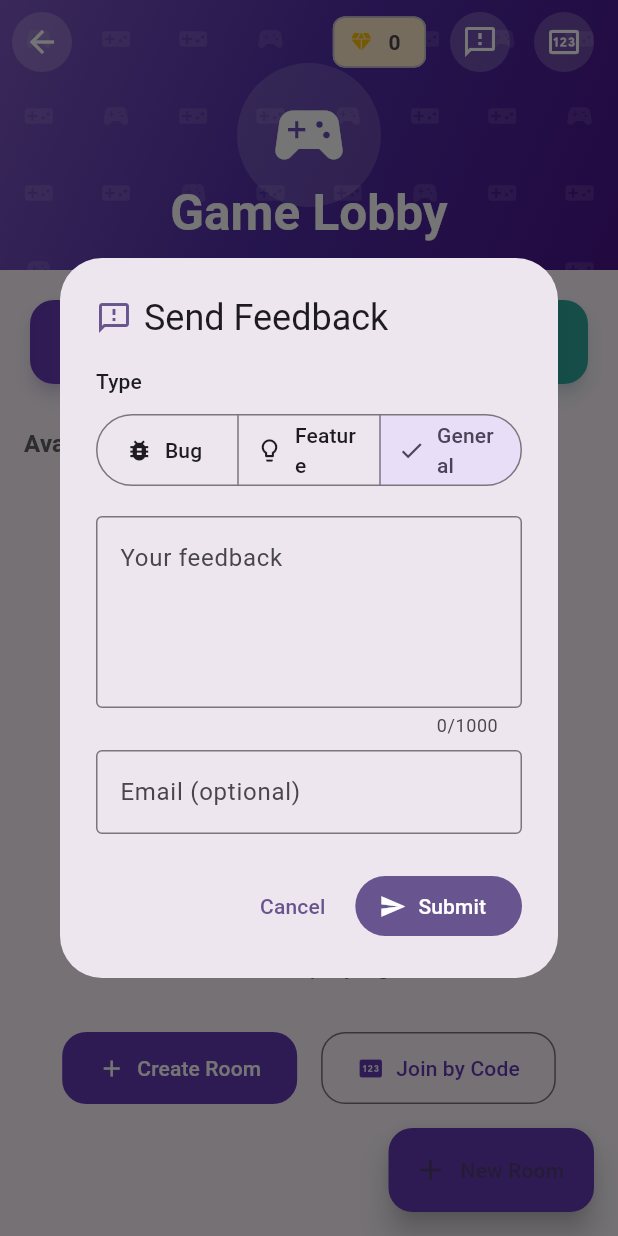
After one commit to timecapsulellc/clubroyale-, a Flutter app: the LobbyScreen screen opened by its route, after a tap on the "feedback" icon, on a phone screen of 412 x 824 dp. The commit adds this screen. Run offline on Flutter 3.47's test engine with Material 3 defaults, Android fonts, the light colour scheme and no system bars; drawn by our look-alikes of flutter_animate; our stand-ins replace audioplayers, cloud_firestore, cloud_functions, firebase_analytics, firebase_auth, firebase_core and 8 more; missing offline and left inert: flutter_webrtc, livekit_client, purchases_flutter; accounts and stored records are empty.

Commit message:
Add store assets, analytics, feedback system, and update app icons

```diff
--- /dev/null
+++ b/lib/core/services/feedback_service.dart
@@ -0,0 +1,51 @@
+import 'package:cloud_firestore/cloud_firestore.dart';
+import 'package:firebase_auth/firebase_auth.dart';
+
+/// Types of feedback that users can submit
+enum FeedbackType {
+  bug,
+  feature,
+  general,
+}
+
+/// Service for collecting and storing user feedback
+class FeedbackService {
+  static final FeedbackService _instance = FeedbackService._internal();
+  factory FeedbackService() => _instance;
+  FeedbackService._internal();
+
+  final FirebaseFirestore _firestore = FirebaseFirestore.instance;
+  final FirebaseAuth _auth = FirebaseAuth.instance;
+
+  /// Submit user feedback to Firestore
+  Future<void> submitFeedback({
+    required FeedbackType type,
+    required String message,
+    String? email,
+  }) async {
+    final user = _auth.currentUser;
+
+    await _firestore.collection('feedback').add({
+      'userId': user?.uid,
+      'userEmail': email ?? user?.email,
+      'type': type.name,
+      'message': message,
+      'platform': 'web',
+      'appVersion': '1.0.0',
+      'timestamp': FieldValue.serverTimestamp(),
+      'status': 'new',
+    });
+  }
+
+  /// Get feedback type display name
+  static String getTypeName(FeedbackType type) {
+    switch (type) {
+      case FeedbackType.bug:
+        return 'Bug Report';
+      case FeedbackType.feature:
+        return 'Feature Request';
+      case FeedbackType.general:
+        return 'General Feedback';
+    }
+  }
+}
--- /dev/null
+++ b/lib/features/feedback/feedback_dialog.dart
@@ -0,0 +1,187 @@
+import 'package:flutter/material.dart';
+import 'package:taasclub/core/services/feedback_service.dart';
+
+/// Dialog for collecting user feedback
+class FeedbackDialog extends StatefulWidget {
+  const FeedbackDialog({super.key});
+
+  /// Show the feedback dialog
+  static Future<void> show(BuildContext context) {
+    return showDialog(
+      context: context,
+      builder: (context) => const FeedbackDialog(),
+    );
+  }
+
+  @override
+  State<FeedbackDialog> createState() => _FeedbackDialogState();
+}
+
+class _FeedbackDialogState extends State<FeedbackDialog> {
+  final _formKey = GlobalKey<FormState>();
+  final _messageController = TextEditingController();
+  final _emailController = TextEditingController();
+  final _feedbackService = FeedbackService();
+
+  FeedbackType _selectedType = FeedbackType.general;
+  bool _isSubmitting = false;
+
+  @override
+  void dispose() {
+    _messageController.dispose();
+    _emailController.dispose();
+    super.dispose();
+  }
+
+  Future<void> _submit() async {
+    if (!_formKey.currentState!.validate()) return;
+
+    setState(() => _isSubmitting = true);
+
+    try {
+      await _feedbackService.submitFeedback(
+        type: _selectedType,
+        message: _messageController.text.trim(),
+        email: _emailController.text.trim().isNotEmpty
+            ? _emailController.text.trim()
+            : null,
+      );
+
+      if (mounted) {
+        Navigator.of(context).pop();
+        ScaffoldMessenger.of(context).showSnackBar(
+          const SnackBar(
+            content: Text('Thank you for your feedback!'),
+            backgroundColor: Colors.green,
+          ),
+        );
+      }
+    } catch (e) {
+      if (mounted) {
+        ScaffoldMessenger.of(context).showSnackBar(
+          SnackBar(
+            content: Text('Failed to submit feedback: $e'),
+            backgroundColor: Colors.red,
+          ),
+        );
+      }
+    } finally {
+      if (mounted) {
+        setState(() => _isSubmitting = false);
+      }
+    }
+  }
+
+  @override
+  Widget build(BuildContext context) {
+    final theme = Theme.of(context);
+
+    return AlertDialog(
+      title: Row(
+        children: [
+          Icon(Icons.feedback_outlined, color: theme.colorScheme.primary),
+          const SizedBox(width: 8),
+          const Text('Send Feedback'),
+        ],
+      ),
+      content: Form(
+        key: _formKey,
+        child: SingleChildScrollView(
+          child: Column(
+            mainAxisSize: MainAxisSize.min,
+            crossAxisAlignment: CrossAxisAlignment.start,
+            children: [
+              // Feedback type selector
+              Text('Type', style: theme.textTheme.labelLarge),
+              const SizedBox(height: 8),
+              SegmentedButton<FeedbackType>(
+                segments: FeedbackType.values.map((type) {
+                  return ButtonSegment(
+                    value: type,
+                    label: Text(_getShortLabel(type)),
+                    icon: Icon(_getIcon(type)),
+                  );
+                }).toList(),
+                selected: {_selectedType},
+                onSelectionChanged: (selection) {
+                  setState(() => _selectedType = selection.first);
+                },
+              ),
+              const SizedBox(height: 16),
+
+              // Message input
+              TextFormField(
+                controller: _messageController,
+                decoration: const InputDecoration(
+                  labelText: 'Your feedback',
+                  hintText: 'Tell us what you think...',
+                  border: OutlineInputBorder(),
+                  alignLabelWithHint: true,
+                ),
+                maxLines: 4,
+                maxLength: 1000,
+                validator: (value) {
+                  if (value == null || value.trim().isEmpty) {
+                    return 'Please enter your feedback';
+                  }
+                  return null;
+                },
+              ),
+              const SizedBox(height: 8),
+
+              // Email input (optional)
+              TextFormField(
+                controller: _emailController,
+                decoration: const InputDecoration(
+                  labelText: 'Email (optional)',
+                  hintText: 'For follow-up',
+                  border: OutlineInputBorder(),
+                ),
+                keyboardType: TextInputType.emailAddress,
+              ),
+            ],
+          ),
+        ),
+      ),
+      actions: [
+        TextButton(
+          onPressed: _isSubmitting ? null : () => Navigator.of(context).pop(),
+          child: const Text('Cancel'),
+        ),
+        FilledButton.icon(
+          onPressed: _isSubmitting ? null : _submit,
+          icon: _isSubmitting
+              ? const SizedBox(
+                  width: 16,
+                  height: 16,
+                  child: CircularProgressIndicator(strokeWidth: 2),
+                )
+              : const Icon(Icons.send),
+          label: const Text('Submit'),
+        ),
+      ],
+    );
+  }
+
+  String _getShortLabel(FeedbackType type) {
+    switch (type) {
+      case FeedbackType.bug:
+        return 'Bug';
+      case FeedbackType.feature:
+        return 'Feature';
+      case FeedbackType.general:
+        return 'General';
+    }
+  }
+
+  IconData _getIcon(FeedbackType type) {
+    switch (type) {
+      case FeedbackType.bug:
+        return Icons.bug_report;
+      case FeedbackType.feature:
+        return Icons.lightbulb_outline;
+      case FeedbackType.general:
+        return Icons.chat_bubble_outline;
+    }
+  }
+}
--- a/lib/features/lobby/lobby_screen.dart
+++ b/lib/features/lobby/lobby_screen.dart
@@ -9,6 +9,7 @@ import 'package:taasclub/features/game/game_config.dart';
 import 'package:taasclub/features/lobby/lobby_service.dart';
 import 'package:taasclub/features/wallet/diamond_service.dart';
 import 'package:taasclub/features/wallet/diamond_balance_widget.dart';
+import 'package:taasclub/features/feedback/feedback_dialog.dart';
 import 'package:share_plus/share_plus.dart';
 import 'dart:math';
 
@@ -47,6 +48,18 @@ class LobbyScreen extends ConsumerWidget {
             ),
             actions: [
               DiamondBalanceBadge(),
+              IconButton(
+                icon: Container(
+                  padding: const EdgeInsets.all(8),
+                  decoration: BoxDecoration(
+                    color: Colors.white.withValues(alpha: 0.2),
+                    shape: BoxShape.circle,
+                  ),
+                  child: const Icon(Icons.feedback_outlined, color: Colors.white),
+                ),
+                onPressed: () => FeedbackDialog.show(context),
+                tooltip: 'Send Feedback',
+              ),
               IconButton(
                 icon: Container(
                   padding: const EdgeInsets.all(8),
--- a/lib/main.dart
+++ b/lib/main.dart
@@ -7,6 +7,7 @@ import 'package:flutter_riverpod/flutter_riverpod.dart';
 import 'package:go_router/go_router.dart';
 import 'package:google_fonts/google_fonts.dart';
 import 'package:taasclub/firebase_options.dart';
+import 'core/services/analytics_service.dart';
 
 import 'features/lobby/lobby_screen.dart';
 import 'features/lobby/room_waiting_screen.dart';
@@ -27,8 +28,12 @@ import 'games/in_between/in_between_screen.dart';
 import 'features/game/settlement/settlement_preview_screen.dart';
 import 'config/revenuecat_config.dart';
 
+// Analytics service singleton for screen tracking
+final _analyticsService = AnalyticsService();
+
 // 1. Define your routes
 final GoRouter _router = GoRouter(
+  observers: [_analyticsService.observer],
   routes: <RouteBase>[
     GoRoute(
       path: '/',
--- a/pubspec.yaml
+++ b/pubspec.yaml
@@ -60,6 +60,7 @@ dev_dependencies:
   freezed: ^3.2.3
   json_serializable: ^6.8.0
   firebase_auth_mocks: ^0.15.1
+  flutter_launcher_icons: ^0.14.3
   integration_test:
     sdk: flutter
 
@@ -70,3 +71,4 @@ flutter:
     - assets/cards/png/
     - assets/images/
     - assets/images/chips/
+    - assets/store/
```
Also changed, not shown: flutter_launcher_icons.yaml (added, +21 -0 lines), assets/store/app_icon_round.png (added), assets/store/feature_graphic.png (added), assets/store/promo_banner_wide.png (added), assets/store/screenshot_gameplay.png (added), assets/store/screenshot_leaderboard.png (added), assets/store/screenshot_lobby.png (added), assets/store/screenshot_marriage.png (added), pubspec.lock, 21 other files.
